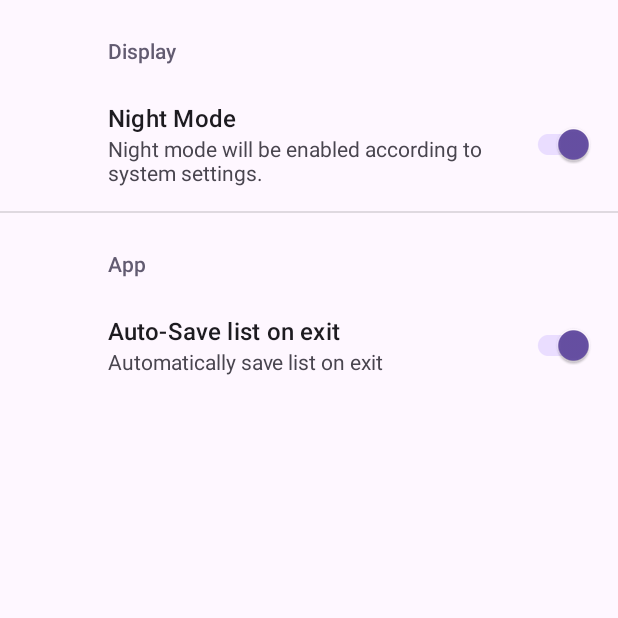
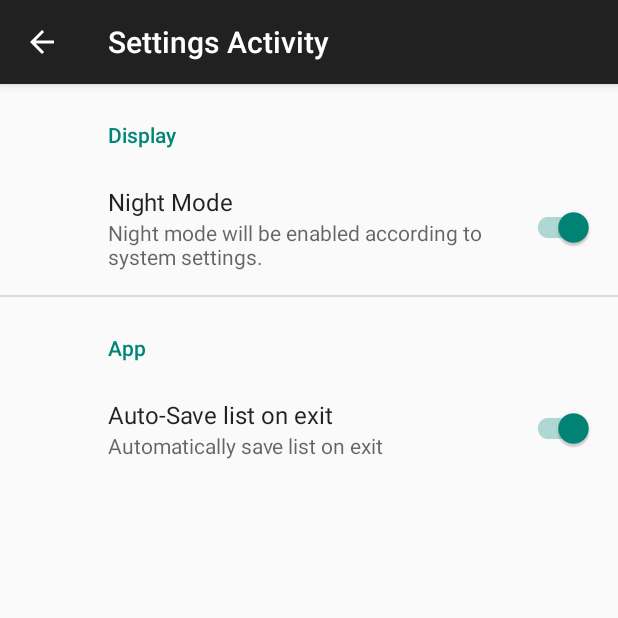
Before and after one commit to Devorah135/To-Do_List, an Android app: the SettingsActivity screen opened directly, with no data from a screen before it, on a phone screen of 412 x 824 dp, the top half of it. Run offline under Robolectric (Android 15) with nearby library versions, the phone set to English and light mode, and no system bars; our stand-ins replace androidx.preference.

Commit message:
settings works back button works

```diff
--- a/app/src/main/AndroidManifest.xml
+++ b/app/src/main/AndroidManifest.xml
@@ -15,7 +15,8 @@
         <activity
             android:name=".SettingsActivity"
             android:exported="false"
-            android:label="@string/title_activity_settings" />
+            android:label="@string/title_activity_settings"
+            android:theme="@style/Theme.AppCompat.Light.DarkActionBar"/>
         <activity
             android:name=".MainActivity"
             android:exported="true"
--- a/app/src/main/res/layout/settings_activity.xml
+++ b/app/src/main/res/layout/settings_activity.xml
@@ -1,9 +1,25 @@
-<LinearLayout xmlns:android="http://schemas.android.com/apk/res/android"
+<androidx.coordinatorlayout.widget.CoordinatorLayout
+    xmlns:android="http://schemas.android.com/apk/res/android"
     android:layout_width="match_parent"
-    android:layout_height="match_parent">
+    android:layout_height="match_parent"
+    android:fitsSystemWindows="true"
+    xmlns:app="http://schemas.android.com/apk/res-auto">
+<!--
+    <com.google.android.material.appbar.AppBarLayout
+        android:layout_width="match_parent"
+        android:layout_height="wrap_content"
+        android:fitsSystemWindows="true">
+
+        <com.google.android.material.appbar.MaterialToolbar
+            android:id="@+id/toolbar"
+            android:layout_width="match_parent"
+            android:layout_height="?attr/actionBarSize" />
+
+    </com.google.android.material.appbar.AppBarLayout>-->
 
     <FrameLayout
         android:id="@+id/settings"
         android:layout_width="match_parent"
         android:layout_height="match_parent" />
-</LinearLayout>
+
+</androidx.coordinatorlayout.widget.CoordinatorLayout>
```
